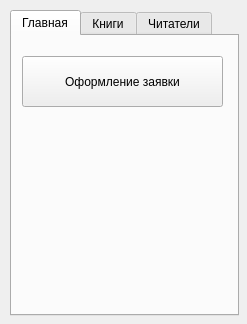
Above: src/library.ui from libjournaldev/libjournal before the change. Below: the same form after it.
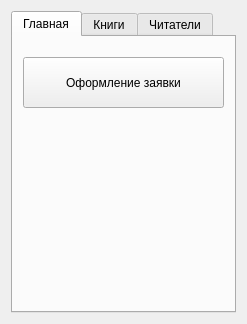
That is the form after the change.

```diff
--- a/src/library.ui
+++ b/src/library.ui
@@ -25,15 +25,9 @@
   <property name="windowTitle">
    <string>Form</string>
   </property>
+  <layout class="QVBoxLayout" name="verticalLayout">
+   <item>
   <widget class="QTabWidget" name="tabWidget">
-   <property name="geometry">
-    <rect>
-     <x>10</x>
-     <y>10</y>
-     <width>229</width>
-     <height>306</height>
-    </rect>
-   </property>
    <property name="currentIndex">
     <number>0</number>
    </property>
@@ -144,6 +138,8 @@
     </widget>
    </widget>
   </widget>
+   </item>
+  </layout>
  </widget>
  <resources/>
  <connections/>
```
Lines whose indentation alone changed are shown as unchanged.
